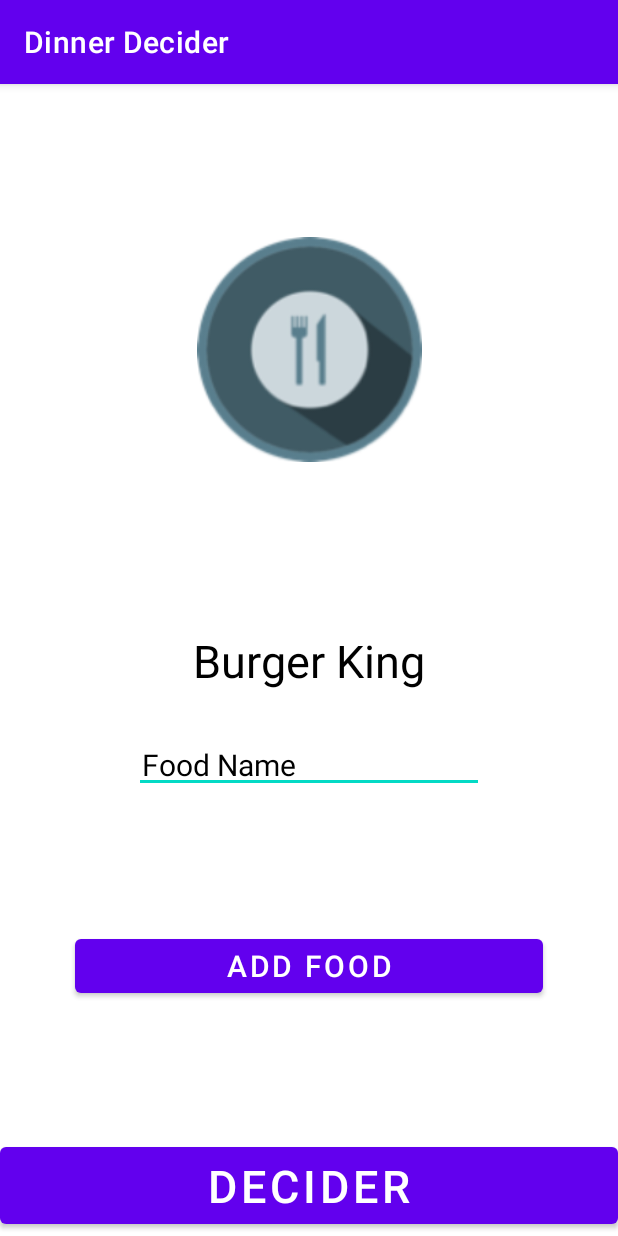
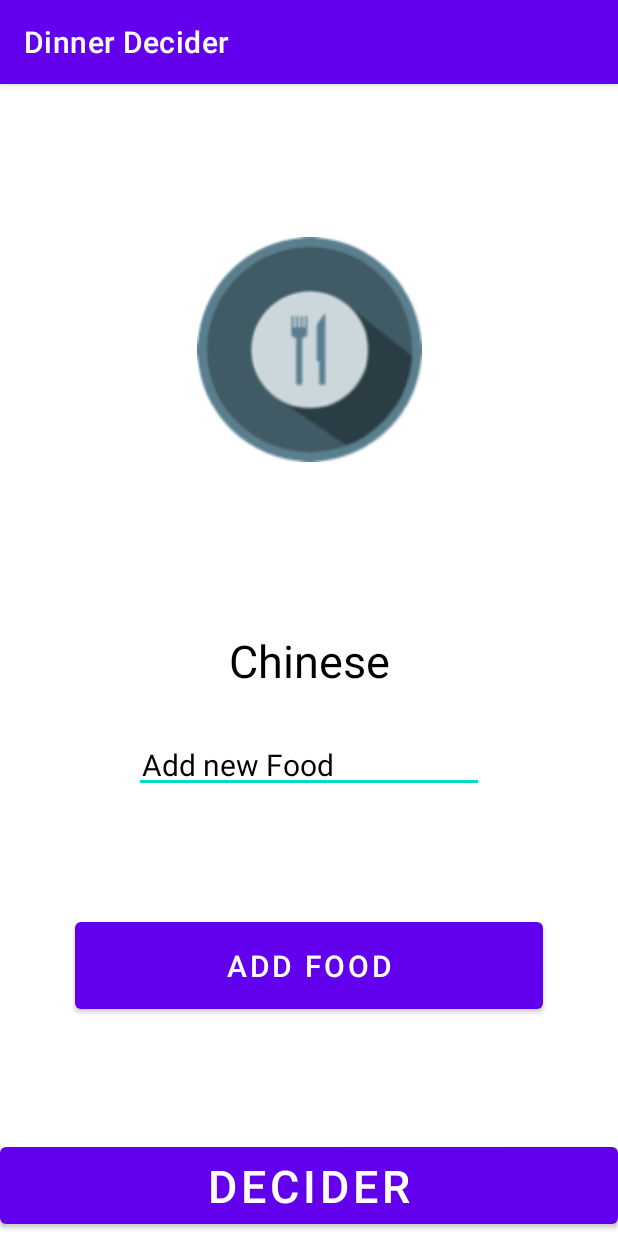
Before and after one commit to Muhammad-Rauf/Dinner_Decider, an Android app: the screen it shows after launch (MainActivity), on a phone screen of 412 x 824 dp. Run offline under Robolectric (Android 15) with nearby library versions, the phone set to English and light mode, and no system bars.

Commit message:
Dinner complte

```diff
--- a/app/src/main/java/com/example/dinnerdecider/MainActivity.kt
+++ b/app/src/main/java/com/example/dinnerdecider/MainActivity.kt
@@ -2,14 +2,37 @@ package com.example.dinnerdecider
 
 import androidx.appcompat.app.AppCompatActivity
 import android.os.Bundle
+import android.widget.Button
+import android.widget.EditText
 import android.widget.TextView
+import android.widget.Toast
+import kotlin.random.Random
 
 class MainActivity : AppCompatActivity() {
+    val foodlist= arrayListOf("Chinese Rice ","Biryani","Burger"," Pizza")
+    lateinit var runtimefood: String
     override fun onCreate(savedInstanceState: Bundle?) {
         super.onCreate(savedInstanceState)
         setContentView(R.layout.activity_main)
        var selectedfoood:TextView=findViewById(R.id.selectedfoodTextid)
-        selectedfoood.text="Burger King"
+        var newfood:EditText=findViewById(R.id.editTextfoodid)
+       // selectedfoood.text="Burger King"
+        var deciderbtn:Button=findViewById(R.id.deciderbtnid)
+
+
+        deciderbtn.setOnClickListener{
+            val random= java.util.Random()
+            val randomFood=random.nextInt(foodlist.count())
+            selectedfoood.text=foodlist[randomFood]
+
+        }
+        var addFoodBtn:Button=findViewById(R.id.addfoodbtnid)
+        addFoodBtn.setOnClickListener{
+           // runtimefood= newfood.getText().toString()
+            runtimefood= newfood.text.toString()
+            foodlist.add(runtimefood)
+            newfood.text.clear()
+        }
 
     }
 }
--- a/app/src/main/res/layout/activity_main.xml
+++ b/app/src/main/res/layout/activity_main.xml
@@ -31,7 +31,7 @@
         app:srcCompat="@drawable/dd_logo" />
 
     <Button
-        android:id="@+id/buttonAd"
+        android:id="@+id/deciderbtnid"
         android:layout_width="match_parent"
         android:layout_height="wrap_content"
         android:layout_marginBottom="2dp"
@@ -48,7 +48,7 @@
         android:layout_height="wrap_content"
         android:layout_marginTop="20dp"
         android:ems="10"
-        android:hint="Food Name"
+        android:hint="Add new Food"
         android:inputType="textPersonName"
         android:padding="5dp"
         android:textColorHint="@color/black"
@@ -58,13 +58,14 @@
         app:layout_constraintTop_toBottomOf="@+id/selectedfoodTextid" />
 
     <Button
-        android:id="@+id/button2"
+        android:id="@+id/addfoodbtnid"
         android:layout_width="match_parent"
         android:layout_height="wrap_content"
         android:text="ADD FOOD"
         android:textSize="20dp"
+        android:padding="15dp"
         android:layout_marginHorizontal="50dp"
-        app:layout_constraintBottom_toTopOf="@+id/buttonAd"
+        app:layout_constraintBottom_toTopOf="@+id/deciderbtnid"
         app:layout_constraintEnd_toEndOf="parent"
         app:layout_constraintStart_toStartOf="parent"
         app:layout_constraintTop_toBottomOf="@+id/editTextfoodid" />
```
